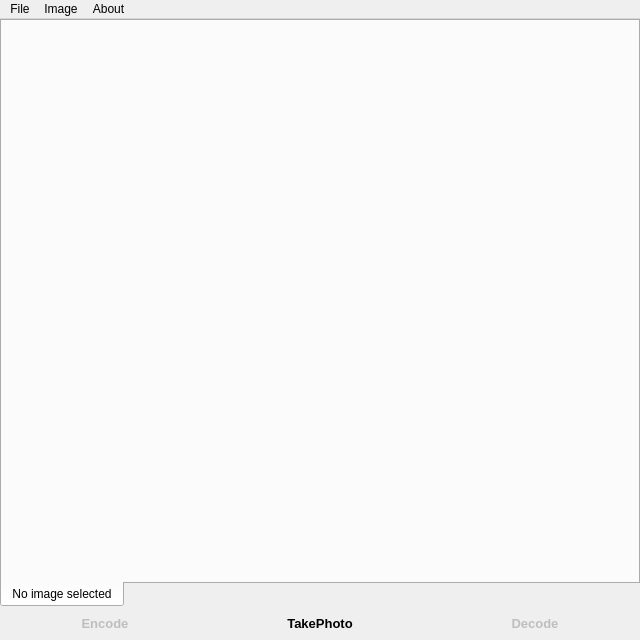
Before: the Qt Designer form ui/mainwindow.ui in junfengyu/hiddendragon, drawn with Qt 5.
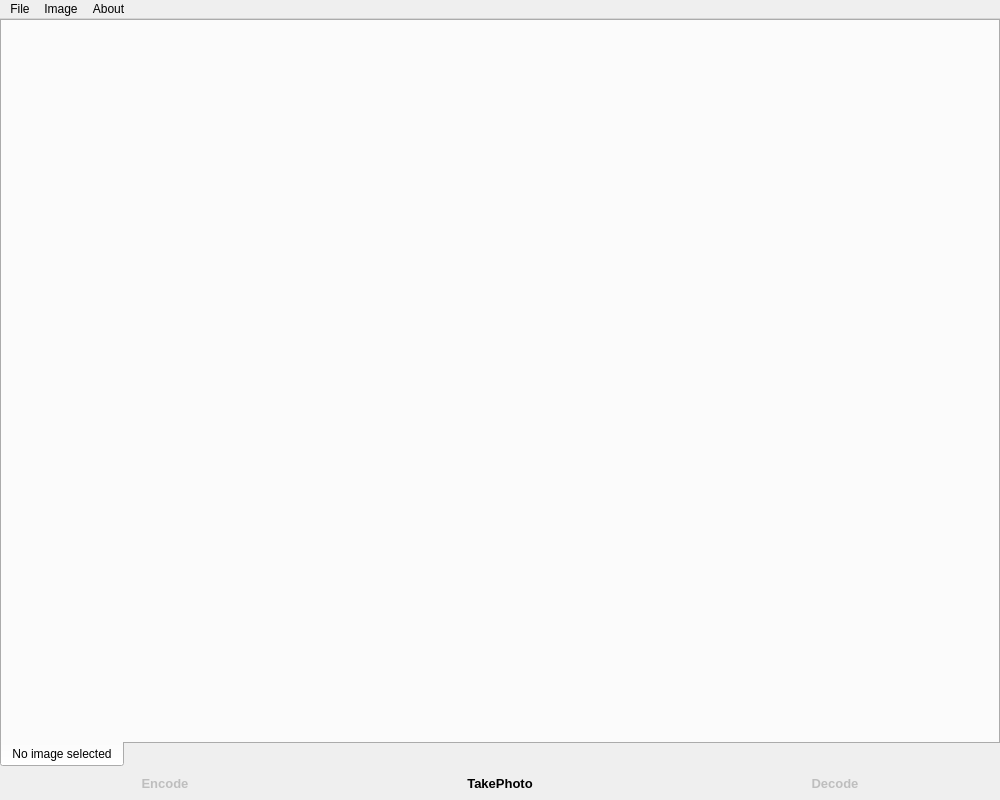
After: the same form once the commit is applied. Icons and pictures are not drawn.

Diff of the .ui file:
```diff
--- a/ui/mainwindow.ui
+++ b/ui/mainwindow.ui
@@ -6,14 +6,14 @@
    <rect>
     <x>0</x>
     <y>0</y>
-    <width>640</width>
-    <height>640</height>
+    <width>1000</width>
+    <height>800</height>
    </rect>
   </property>
   <property name="minimumSize">
    <size>
-    <width>325</width>
-    <height>350</height>
+    <width>1000</width>
+    <height>800</height>
    </size>
   </property>
   <property name="acceptDrops">
@@ -242,7 +242,7 @@
     <rect>
      <x>0</x>
      <y>0</y>
-     <width>640</width>
+     <width>1000</width>
      <height>26</height>
     </rect>
    </property>
```
